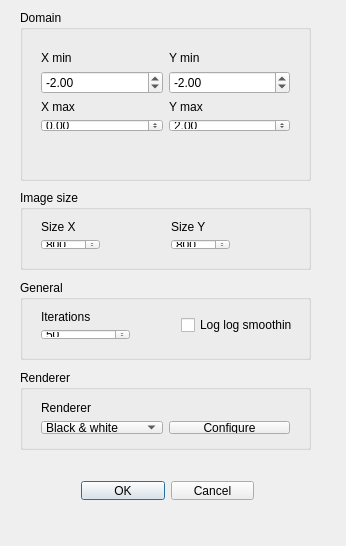
Before: the Qt Designer form Fractals/MandelbrotConfigurationDialog.ui in Iscandel/QtFractal, drawn with Qt 5.
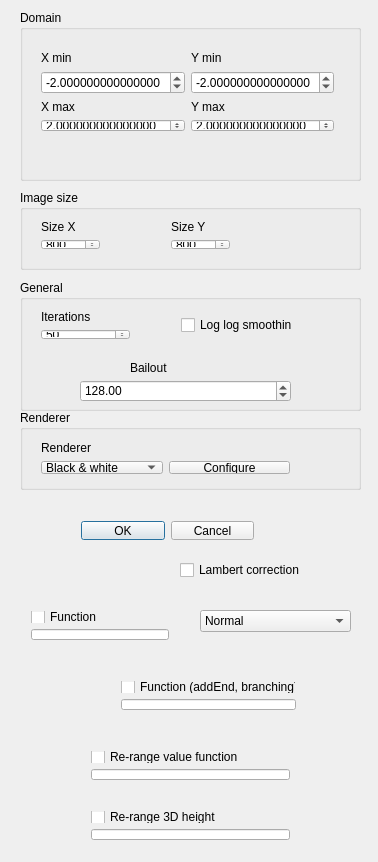
After: the same form once the commit is applied.

Commit message: -Lyapunov fractal -expression parsing -many features for Mandelbrot (addend functions, branching, 3D, ...)

```diff
--- a/Fractals/MandelbrotConfigurationDialog.ui
+++ b/Fractals/MandelbrotConfigurationDialog.ui
@@ -6,8 +6,8 @@
    <rect>
     <x>0</x>
     <y>0</y>
-    <width>346</width>
-    <height>546</height>
+    <width>378</width>
+    <height>862</height>
    </rect>
   </property>
   <property name="windowTitle">
@@ -18,7 +18,7 @@
     <rect>
      <x>20</x>
      <y>10</y>
-     <width>291</width>
+     <width>341</width>
      <height>171</height>
     </rect>
    </property>
@@ -30,7 +30,7 @@
      <rect>
       <x>10</x>
       <y>30</y>
-      <width>271</width>
+      <width>315</width>
       <height>103</height>
      </rect>
     </property>
@@ -46,6 +46,9 @@
        </item>
        <item>
         <widget class="QDoubleSpinBox" name="mySpinXMin">
+         <property name="decimals">
+          <number>15</number>
+         </property>
          <property name="minimum">
           <double>-1000.000000000000000</double>
          </property>
@@ -68,12 +71,18 @@
          </item>
          <item>
           <widget class="QDoubleSpinBox" name="mySpinXMax">
+           <property name="decimals">
+            <number>15</number>
+           </property>
            <property name="minimum">
             <double>-1000.000000000000000</double>
            </property>
            <property name="maximum">
             <double>1000.000000000000000</double>
            </property>
+           <property name="value">
+            <double>2.000000000000000</double>
+           </property>
           </widget>
          </item>
         </layout>
@@ -91,6 +100,9 @@
        </item>
        <item>
         <widget class="QDoubleSpinBox" name="mySpinYMin">
+         <property name="decimals">
+          <number>15</number>
+         </property>
          <property name="minimum">
           <double>-1000.000000000000000</double>
          </property>
@@ -113,6 +125,9 @@
          </item>
          <item>
           <widget class="QDoubleSpinBox" name="mySpinYMax">
+           <property name="decimals">
+            <number>15</number>
+           </property>
            <property name="minimum">
             <double>-1000.000000000000000</double>
            </property>
@@ -136,7 +151,7 @@
     <rect>
      <x>20</x>
      <y>190</y>
-     <width>291</width>
+     <width>341</width>
      <height>80</height>
     </rect>
    </property>
@@ -207,8 +222,8 @@
     <rect>
      <x>20</x>
      <y>280</y>
-     <width>291</width>
-     <height>80</height>
+     <width>341</width>
+     <height>131</height>
     </rect>
    </property>
    <property name="title">
@@ -262,12 +277,41 @@
      </item>
     </layout>
    </widget>
+   <widget class="QDoubleSpinBox" name="mySpinBailout">
+    <property name="geometry">
+     <rect>
+      <x>60</x>
+      <y>100</y>
+      <width>211</width>
+      <height>22</height>
+     </rect>
+    </property>
+    <property name="maximum">
+     <double>100000000000000000000.000000000000000</double>
+    </property>
+    <property name="value">
+     <double>128.000000000000000</double>
+    </property>
+   </widget>
+   <widget class="QLabel" name="label_10">
+    <property name="geometry">
+     <rect>
+      <x>110</x>
+      <y>80</y>
+      <width>55</width>
+      <height>16</height>
+     </rect>
+    </property>
+    <property name="text">
+     <string>Bailout</string>
+    </property>
+   </widget>
   </widget>
   <widget class="QWidget" name="horizontalLayoutWidget">
    <property name="geometry">
     <rect>
      <x>70</x>
-     <y>470</y>
+     <y>510</y>
      <width>195</width>
      <height>41</height>
     </rect>
@@ -293,8 +337,8 @@
    <property name="geometry">
     <rect>
      <x>20</x>
-     <y>370</y>
-     <width>291</width>
+     <y>410</y>
+     <width>341</width>
      <height>80</height>
     </rect>
    </property>
@@ -372,6 +416,172 @@
     </layout>
    </widget>
   </widget>
+  <widget class="QWidget" name="verticalLayoutWidget">
+   <property name="geometry">
+    <rect>
+     <x>20</x>
+     <y>600</y>
+     <width>160</width>
+     <height>51</height>
+    </rect>
+   </property>
+   <layout class="QVBoxLayout" name="verticalLayout_11">
+    <item>
+     <widget class="QCheckBox" name="myCheckBoxUseFunction">
+      <property name="text">
+       <string>Function</string>
+      </property>
+     </widget>
+    </item>
+    <item>
+     <widget class="QLineEdit" name="myEditFunction"/>
+    </item>
+   </layout>
+  </widget>
+  <widget class="QComboBox" name="myComboComputationType">
+   <property name="geometry">
+    <rect>
+     <x>200</x>
+     <y>610</y>
+     <width>151</width>
+     <height>22</height>
+    </rect>
+   </property>
+   <item>
+    <property name="text">
+     <string>Normal</string>
+    </property>
+   </item>
+   <item>
+    <property name="text">
+     <string>Triangle inequality</string>
+    </property>
+   </item>
+   <item>
+    <property name="text">
+     <string>Average curvature 1</string>
+    </property>
+   </item>
+   <item>
+    <property name="text">
+     <string>Average curvature 2</string>
+    </property>
+   </item>
+   <item>
+    <property name="text">
+     <string>Average curvature 3</string>
+    </property>
+   </item>
+   <item>
+    <property name="text">
+     <string>Stripe average</string>
+    </property>
+   </item>
+   <item>
+    <property name="text">
+     <string>Fold line</string>
+    </property>
+   </item>
+   <item>
+    <property name="text">
+     <string>Fold square</string>
+    </property>
+   </item>
+   <item>
+    <property name="text">
+     <string>Fold circle</string>
+    </property>
+   </item>
+   <item>
+    <property name="text">
+     <string>Exp smoothing</string>
+    </property>
+   </item>
+   <item>
+    <property name="text">
+     <string>Z smoothing</string>
+    </property>
+   </item>
+  </widget>
+  <widget class="QWidget" name="verticalLayoutWidget_2">
+   <property name="geometry">
+    <rect>
+     <x>110</x>
+     <y>670</y>
+     <width>197</width>
+     <height>51</height>
+    </rect>
+   </property>
+   <layout class="QVBoxLayout" name="verticalLayout_12">
+    <item>
+     <widget class="QCheckBox" name="myCheckBoxUseAddEnd">
+      <property name="text">
+       <string>Function (addEnd, branching)</string>
+      </property>
+     </widget>
+    </item>
+    <item>
+     <widget class="QLineEdit" name="myEditAddEndFunction"/>
+    </item>
+   </layout>
+  </widget>
+  <widget class="QCheckBox" name="myCheckBoxLambertCorrection">
+   <property name="geometry">
+    <rect>
+     <x>180</x>
+     <y>560</y>
+     <width>141</width>
+     <height>20</height>
+    </rect>
+   </property>
+   <property name="text">
+    <string>Lambert correction</string>
+   </property>
+  </widget>
+  <widget class="QWidget" name="verticalLayoutWidget_3">
+   <property name="geometry">
+    <rect>
+     <x>80</x>
+     <y>740</y>
+     <width>221</width>
+     <height>51</height>
+    </rect>
+   </property>
+   <layout class="QVBoxLayout" name="verticalLayout_13">
+    <item>
+     <widget class="QCheckBox" name="myCheckBoxUseRerange">
+      <property name="text">
+       <string>Re-range value function </string>
+      </property>
+     </widget>
+    </item>
+    <item>
+     <widget class="QLineEdit" name="myEditRerangeFunction"/>
+    </item>
+   </layout>
+  </widget>
+  <widget class="QWidget" name="verticalLayoutWidget_4">
+   <property name="geometry">
+    <rect>
+     <x>80</x>
+     <y>800</y>
+     <width>221</width>
+     <height>51</height>
+    </rect>
+   </property>
+   <layout class="QVBoxLayout" name="verticalLayout_14">
+    <item>
+     <widget class="QCheckBox" name="myCheckBoxUseRerangeHeight">
+      <property name="text">
+       <string>Re-range 3D height</string>
+      </property>
+     </widget>
+    </item>
+    <item>
+     <widget class="QLineEdit" name="myEditRerangeHeight"/>
+    </item>
+   </layout>
+  </widget>
  </widget>
  <layoutdefault spacing="6" margin="11"/>
  <resources/>
```
Left out of the diff: 15 changed lines with no effect on the pictures. The commit also changes 88 other files.
